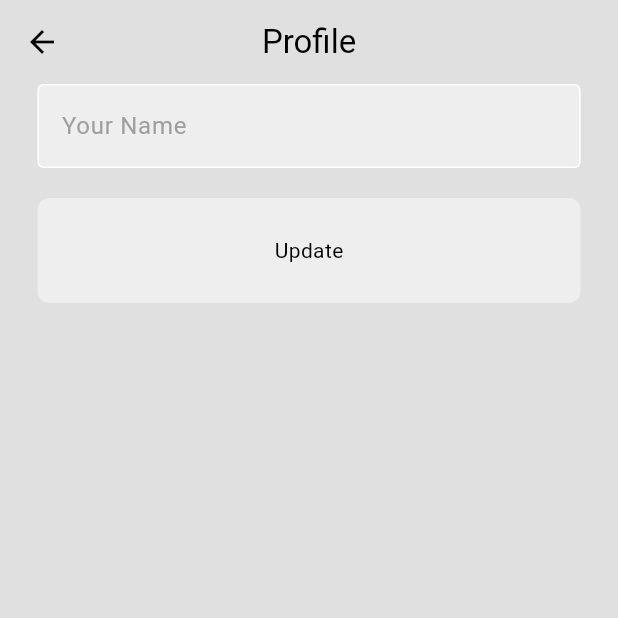
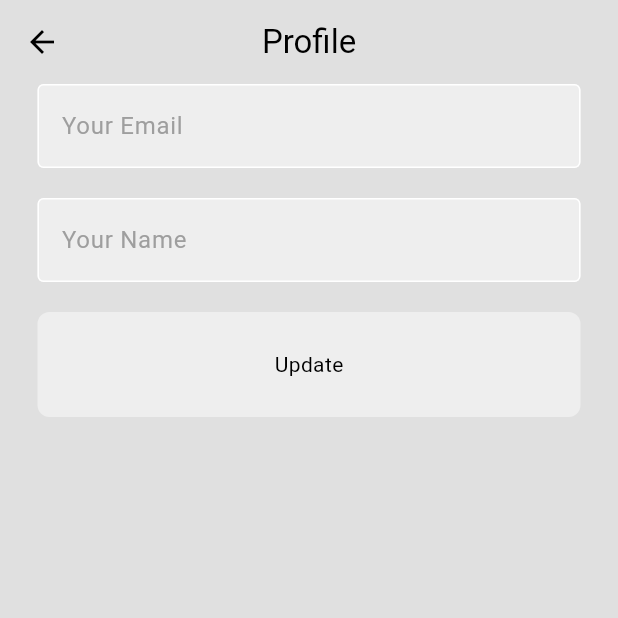
Before and after one commit to aryanjha256/chatshow, a Flutter app: the screen it shows once a user with an empty profile is signed in, in the side drawer, after a tap on "P R O F I L E", on a phone screen of 412 x 824 dp, the top half of it. Run offline on Flutter 3.47's test engine with Material 3 defaults, Android fonts, the phone set to English and light mode, and no system bars; our stand-ins replace cloud_firestore, firebase_auth, firebase_core; accounts and stored records are empty; network calls fail.

Commit message:
updated fetch display name

```diff
--- a/lib/components/my_textfield.dart
+++ b/lib/components/my_textfield.dart
@@ -5,12 +5,16 @@ class MyTextfield extends StatelessWidget {
   final bool obscureText;
   final TextEditingController controller;
   final FocusNode? focusNode;
+  final TextInputType? keyboardType;
+  final bool? readOnly;
   const MyTextfield({
     super.key,
     required this.hintText,
     this.obscureText = false,
     required this.controller,
     this.focusNode,
+    this.keyboardType,
+    this.readOnly,
   });
 
   @override
@@ -20,6 +24,8 @@ class MyTextfield extends StatelessWidget {
         horizontal: 25.0,
       ),
       child: TextField(
+        keyboardType: keyboardType,
+        readOnly: readOnly ?? false,
         obscureText: obscureText,
         controller: controller,
         focusNode: focusNode,
--- a/lib/components/user_tile.dart
+++ b/lib/components/user_tile.dart
@@ -1,10 +1,13 @@
 import 'package:flutter/material.dart';
 
 class UserTile extends StatelessWidget {
-  final String text;
+  final String displayName;
+  final String email;
+
   final void Function()? onTap;
 
-  const UserTile({super.key, required this.text, this.onTap});
+  const UserTile(
+      {super.key, required this.displayName, required this.email, this.onTap});
 
   @override
   Widget build(BuildContext context) {
@@ -20,18 +23,19 @@ class UserTile extends StatelessWidget {
         child: Row(
           children: [
             CircleAvatar(
-              backgroundColor: Theme.of(context).colorScheme.primary,
+              backgroundColor: Colors.transparent,
               child: Text(
-                text[0].toUpperCase(),
+                email[0].toUpperCase(),
                 style: TextStyle(
-                  color: Theme.of(context).colorScheme.secondary,
+                  color:
+                      Colors.primaries[email.length % Colors.primaries.length],
                   fontSize: 20,
                 ),
               ),
             ),
             const SizedBox(width: 10),
             Text(
-              text,
+              displayName,
               style: TextStyle(
                 color: Theme.of(context).colorScheme.primary,
                 fontSize: 20,
--- a/lib/pages/chat_page.dart
+++ b/lib/pages/chat_page.dart
@@ -6,10 +6,10 @@ import 'package:cloud_firestore/cloud_firestore.dart';
 import 'package:flutter/material.dart';
 
 class ChatPage extends StatefulWidget {
-  final String receiverEmail;
+  final String receiverDisplayName;
   final String receiverId;
   const ChatPage(
-      {super.key, required this.receiverEmail, required this.receiverId});
+      {super.key, required this.receiverDisplayName, required this.receiverId});
 
   @override
   State<ChatPage> createState() => _ChatPageState();
@@ -76,7 +76,7 @@ class _ChatPageState extends State<ChatPage> {
   Widget build(BuildContext context) {
     return Scaffold(
       appBar: AppBar(
-        title: Text(widget.receiverEmail),
+        title: Text(widget.receiverDisplayName),
         centerTitle: true,
       ),
       body: Column(
--- a/lib/pages/home_page.dart
+++ b/lib/pages/home_page.dart
@@ -63,13 +63,14 @@ class HomePage extends StatelessWidget {
       Map<String, dynamic> userData, BuildContext context) {
     if (userData["email"] != authService.currentUser!.email) {
       return UserTile(
-          text: userData["email"],
+          displayName: userData["displayName"],
+          email: userData["email"],
           onTap: () {
             Navigator.push(
               context,
               MaterialPageRoute(
                 builder: (context) => ChatPage(
-                  receiverEmail: userData["email"],
+                  receiverDisplayName: userData["displayName"],
                   receiverId: userData["uid"],
                 ),
               ),
--- a/lib/pages/login_page.dart
+++ b/lib/pages/login_page.dart
@@ -58,12 +58,14 @@ class LoginPage extends StatelessWidget {
             MyTextfield(
               hintText: 'Email',
               controller: _emailController,
+              keyboardType: TextInputType.emailAddress,
             ),
             const SizedBox(height: 10),
             MyTextfield(
               hintText: 'Password',
               obscureText: true,
               controller: _passwordController,
+              keyboardType: TextInputType.visiblePassword,
             ),
             const SizedBox(height: 25),
             MyButton(
--- a/lib/pages/profile_page.dart
+++ b/lib/pages/profile_page.dart
@@ -1,15 +1,57 @@
 import 'package:chatshow/components/my_button.dart';
 import 'package:chatshow/components/my_textfield.dart';
+import 'package:chatshow/services/auth/auth_service.dart';
 import 'package:flutter/material.dart';
 
-class ProfilePage extends StatelessWidget {
+class ProfilePage extends StatefulWidget {
   final String? userName;
-  ProfilePage({super.key, this.userName});
+  const ProfilePage({super.key, this.userName});
+
+  @override
+  State<ProfilePage> createState() => _ProfilePageState();
+}
+
+class _ProfilePageState extends State<ProfilePage> {
+  final AuthService authService = AuthService();
 
   final TextEditingController nameController = TextEditingController();
 
-  initstate() {
-    nameController.text = userName!;
+  final TextEditingController emailController =
+      TextEditingController(text: AuthService().currentUser!.email);
+
+  void updateProfile(BuildContext context) {
+    final name = nameController.text;
+
+    if (name.isEmpty) {
+      if (context.mounted) {
+        showDialog(
+          context: context,
+          builder: (context) => const AlertDialog(
+            title: Text('Name cannot be empty!'),
+          ),
+        );
+      }
+      return;
+    }
+
+    authService.updateDisplayName(name);
+  }
+
+  @override
+  void initState() {
+    super.initState();
+    _setDisplayName();
+  }
+
+  void _setDisplayName() async {
+    String name = await authService.getDisplayName();
+    nameController.text = name;
+  }
+
+  @override
+  void dispose() {
+    nameController.dispose();
+    super.dispose();
   }
 
   @override
@@ -22,11 +64,21 @@ class ProfilePage extends StatelessWidget {
       body: Column(
         children: [
           MyTextfield(
+            hintText: "Your Email",
+            controller: emailController,
+            readOnly: true,
+          ),
+          const SizedBox(height: 20),
+          MyTextfield(
             hintText: "Your Name",
             controller: nameController,
           ),
           const SizedBox(height: 20),
-          MyButton(text: "Update", onTap: () {}),
+          MyButton(
+              text: "Update",
+              onTap: () {
+                updateProfile(context);
+              }),
         ],
       ),
     );
--- a/lib/pages/register_page.dart
+++ b/lib/pages/register_page.dart
@@ -69,18 +69,21 @@ class RegisterPage extends StatelessWidget {
             MyTextfield(
               hintText: 'Email',
               controller: _emailController,
+              keyboardType: TextInputType.emailAddress,
             ),
             const SizedBox(height: 10),
             MyTextfield(
               hintText: 'Password',
               obscureText: true,
               controller: _passwordController,
+              keyboardType: TextInputType.visiblePassword,
             ),
             const SizedBox(height: 10),
             MyTextfield(
               hintText: 'Confirm Password',
               obscureText: true,
               controller: _confirmPasswordController,
+              keyboardType: TextInputType.visiblePassword,
             ),
             const SizedBox(height: 25),
             MyButton(
--- a/lib/services/auth/auth_service.dart
+++ b/lib/services/auth/auth_service.dart
@@ -40,6 +40,7 @@ class AuthService {
       await _firestore.collection('Users').doc(userCredential.user!.uid).set({
         'uid': userCredential.user!.uid,
         'email': email,
+        'displayName': email.split('@')[0],
       });
 
       return userCredential;
@@ -51,4 +52,17 @@ class AuthService {
   Future<void> signOut() async {
     await _auth.signOut();
   }
+
+  Future<void> updateDisplayName(String displayName) async {
+    await _auth.currentUser!.updateDisplayName(displayName);
+    await _firestore.collection('Users').doc(_auth.currentUser!.uid).update({
+      'displayName': displayName,
+    });
+  }
+
+  Future<String> getDisplayName() async {
+    final DocumentSnapshot doc =
+        await _firestore.collection('Users').doc(_auth.currentUser!.uid).get();
+    return doc['displayName'];
+  }
 }
```
